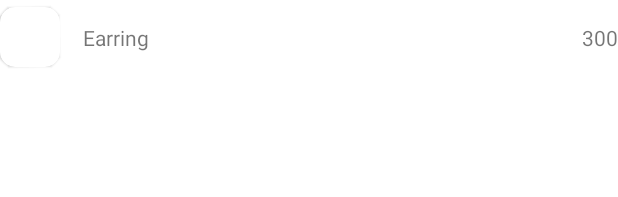
After one commit to d85275/GreenLabs, an Android app: the layout item_searched_items.xml on its own in the app's theme, with its tools: preview values and no code run, on a phone screen of 412 x 824 dp. The commit adds this screen. Shown: the top 197 px of the screen. Run offline under Robolectric (Android 15) with nearby library versions, the phone set to English and light mode, and no system bars.

Commit message:
to search items from db when entering words

```diff
--- a/app/src/main/java/chao/greenlabs/datamodels/MarketData.kt
+++ b/app/src/main/java/chao/greenlabs/datamodels/MarketData.kt
@@ -6,7 +6,7 @@ import androidx.room.PrimaryKey
 
 @Entity
 data class MarketData(
-    @PrimaryKey(autoGenerate = true) val id: Int,
+    @PrimaryKey val id: String,
     @ColumnInfo val name: String,
     @ColumnInfo val price: String,
     @ColumnInfo val date: String
@@ -14,7 +14,7 @@ data class MarketData(
 
     companion object {
         fun create(name: String, price: String, date: String): MarketData {
-            return MarketData(0, name, price, date)
+            return MarketData("$name-$date", name, price, date)
         }
     }
 }
--- a/app/src/main/java/chao/greenlabs/views/MainFragment.kt
+++ b/app/src/main/java/chao/greenlabs/views/MainFragment.kt
@@ -33,10 +33,10 @@ class MainFragment : Fragment() {
             findNavController().navigate(R.id.action_mainFragment_to_addMarketFragment)
         }
         bt_manage_item.setOnClickListener {
-            findNavController().navigate(R.id.action_mainFragment_to_manageItemFragment)
+            findNavController().navigate(R.id.action_mainFragment_to_ItemListFragment)
         }
         bt_manage_market.setOnClickListener {
-            findNavController().navigate(R.id.action_mainFragment_to_manageMarketFragment)
+            findNavController().navigate(R.id.action_mainFragment_to_MarketListFragment)
         }
     }
 }
--- /dev/null
+++ b/app/src/main/res/layout/item_searched_items.xml
@@ -0,0 +1,50 @@
+<?xml version="1.0" encoding="utf-8"?>
+<androidx.constraintlayout.widget.ConstraintLayout xmlns:android="http://schemas.android.com/apk/res/android"
+    xmlns:app="http://schemas.android.com/apk/res-auto"
+    xmlns:tools="http://schemas.android.com/tools"
+    android:layout_width="match_parent"
+    android:layout_height="wrap_content">
+
+    <LinearLayout
+        android:layout_width="match_parent"
+        android:layout_height="50dp"
+        android:gravity="center_vertical"
+        android:orientation="horizontal"
+        app:layout_constraintEnd_toEndOf="parent"
+        app:layout_constraintStart_toStartOf="parent"
+        app:layout_constraintTop_toTopOf="parent">
+
+        <com.google.android.material.card.MaterialCardView
+            android:id="@+id/mc_image"
+            android:layout_width="40dp"
+            android:layout_height="40dp"
+            android:layout_marginEnd="15dp"
+            app:cardCornerRadius="10dp"
+            app:layout_constraintStart_toStartOf="parent"
+            app:layout_constraintTop_toTopOf="parent">
+
+            <ImageView
+                android:id="@+id/iv_image"
+                android:layout_width="match_parent"
+                android:layout_height="match_parent"
+                android:scaleType="centerCrop" />
+        </com.google.android.material.card.MaterialCardView>
+
+        <TextView
+            android:id="@+id/tv_name"
+            android:layout_width="0dp"
+            android:layout_height="wrap_content"
+            android:layout_marginEnd="15dp"
+            android:layout_weight="1"
+            tools:text="Earring" />
+
+        <TextView
+            android:id="@+id/tv_price"
+            android:layout_width="0dp"
+            android:layout_height="wrap_content"
+            android:layout_weight="1"
+            android:gravity="end"
+            tools:text="300" />
+    </LinearLayout>
+
+</androidx.constraintlayout.widget.ConstraintLayout>
```
Also changed, not shown: app/src/main/java/chao/greenlabs/viewmodels/ManageMarketViewModel.kt (added, +61 -0 lines), app/src/main/java/chao/greenlabs/viewmodels/factories/ManageMarketVMFactory.kt (added, +12 -0 lines), app/src/main/java/chao/greenlabs/views/ManageMarketFragment.kt (added, +102 -0 lines), app/src/main/java/chao/greenlabs/views/MarketListFragment.kt (+18 -4 lines), app/src/main/java/chao/greenlabs/views/adpaters/MarketAdapter.kt (+8 -3 lines), app/src/main/java/chao/greenlabs/views/adpaters/SearchedItemAdapter.kt (added, +38 -0 lines), app/src/main/res/layout/fragment_manage_market.xml (added, +62 -0 lines), app/src/main/res/navigation/nav_graph.xml (+17 -8 lines).
